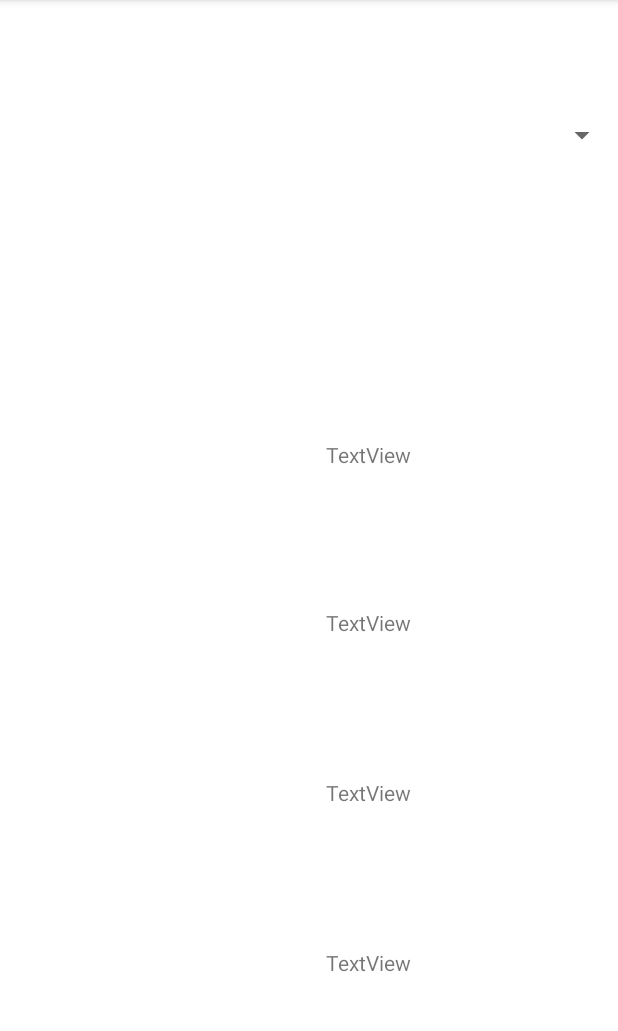
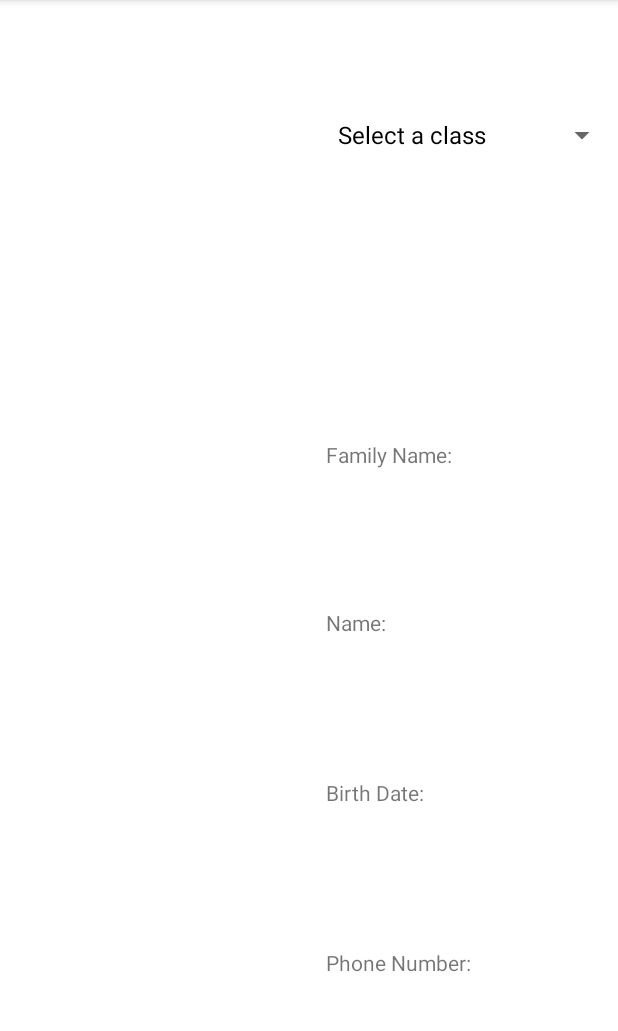
Before and after one commit to dz6646/spinerListView, an Android app: the screen it shows after launch (MainActivity), on a phone screen of 412 x 824 dp, the part 84-1115 px from its top. Run offline under Robolectric (Android 15) with nearby library versions, the phone set to English and light mode, and no system bars.

Commit message:
Updated project

```diff
--- a/app/src/main/java/com/example/spinerlistview/MainActivity.java
+++ b/app/src/main/java/com/example/spinerlistview/MainActivity.java
@@ -3,12 +3,92 @@ package com.example.spinerlistview;
 import androidx.appcompat.app.AppCompatActivity;
 
 import android.os.Bundle;
+import android.view.View;
+import android.widget.AdapterView;
+import android.widget.ArrayAdapter;
+import android.widget.ListView;
+import android.widget.Spinner;
+import android.widget.TextView;
+import android.widget.Toast;
 
-public class MainActivity extends AppCompatActivity {
+public class MainActivity extends AppCompatActivity implements AdapterView.OnItemSelectedListener, AdapterView.OnItemClickListener {
+
+    Spinner classes;
+    ListView students;
+    TextView[] texts = new TextView[4];
+    String[] kitot = {"Select a class", "11-A", "11-B", "11-C", "11-D"};
+    String[] class1 = {"a", "a", "a", "a", "a", "a", "a", "a", "a", "a"};
+    String[] class2 = {"b", "b", "b", "b", "b", "b", "b", "b", "b", "b"};
+    String[] class3 = {"c", "c", "c", "c", "c", "c", "c", "c", "c", "c"};
+    String[] class4 = {"d", "d", "d", "d", "d", "d", "d", "d", "d", "d"};
+    ArrayAdapter<String> spinner_adapter;
+    ArrayAdapter<String> chose_adapter;
 
     @Override
     protected void onCreate(Bundle savedInstanceState) {
         super.onCreate(savedInstanceState);
         setContentView(R.layout.activity_main);
+        ArrayAdapter<String> spinner_adapter = new ArrayAdapter<String>(this,
+                androidx.appcompat.R.layout.support_simple_spinner_dropdown_item, kitot);
+
+        initAll();
+        classes.setAdapter(spinner_adapter);
+        classes.setOnItemSelectedListener(this);
+
+    }
+
+    public void initAll()
+    {
+        classes = findViewById(R.id.classes);
+        students = findViewById(R.id.students);
+        texts[0] = findViewById(R.id.family);
+        texts[1] = findViewById(R.id.name);
+        texts[2] = findViewById(R.id.birth);
+        texts[3] = findViewById(R.id.phone);
+    }
+
+    @Override
+    public void onItemSelected(AdapterView<?> adapterView, View view, int i, long l) {
+        Toast.makeText(this, ""+i, Toast.LENGTH_SHORT).show();
+        switch (i)
+        {
+            case 1:
+                chose_adapter = new ArrayAdapter<String>(this,
+                        androidx.appcompat.R.layout.support_simple_spinner_dropdown_item, class1);
+                students.setAdapter(chose_adapter);
+                break;
+
+            case 2:
+                chose_adapter = new ArrayAdapter<String>(this,
+                        androidx.appcompat.R.layout.support_simple_spinner_dropdown_item, class2);
+                students.setAdapter(chose_adapter);
+                break;
+            case 3:
+                chose_adapter = new ArrayAdapter<String>(this,
+                        androidx.appcompat.R.layout.support_simple_spinner_dropdown_item, class3);
+                students.setAdapter(chose_adapter);
+                break;
+
+            case 4:
+                chose_adapter = new ArrayAdapter<String>(this,
+                        androidx.appcompat.R.layout.support_simple_spinner_dropdown_item, class4);
+                students.setAdapter(chose_adapter);
+                break;
+            default:
+                //Toast.makeText()
+        }
+    }
+
+    @Override
+    public void onNothingSelected(AdapterView<?> adapterView) {
+    }
+
+    @Override
+    public void onItemClick(AdapterView<?> adapterView, View view, int i, long l) {
+        switch(i)
+        {
+            case 0:
+
+        }
     }
 }
--- a/app/src/main/res/layout/activity_main.xml
+++ b/app/src/main/res/layout/activity_main.xml
@@ -7,6 +7,7 @@
     tools:context=".MainActivity">
 
     <ListView
+        android:id="@+id/students"
         android:layout_width="0dp"
         android:layout_height="match_parent"
         android:layout_weight="40" />
@@ -23,7 +24,7 @@
         android:orientation="vertical">
 
         <Spinner
-            android:id="@+id/spinner"
+            android:id="@+id/classes"
             android:layout_width="match_parent"
             android:layout_height="0dp"
             android:layout_weight="40" />
@@ -34,11 +35,11 @@
             android:layout_weight="25" />
 
         <TextView
-            android:id="@+id/textView"
+            android:id="@+id/family"
             android:layout_width="match_parent"
             android:layout_height="0dp"
             android:layout_weight="20"
-            android:text="TextView" />
+            android:text="Family Name:" />
 
         <Space
             android:layout_width="match_parent"
@@ -46,11 +47,11 @@
             android:layout_weight="5" />
 
         <TextView
-            android:id="@+id/textView2"
+            android:id="@+id/name"
             android:layout_width="match_parent"
             android:layout_height="0dp"
             android:layout_weight="20"
-            android:text="TextView" />
+            android:text="Name: " />
 
         <Space
             android:layout_width="match_parent"
@@ -58,11 +59,11 @@
             android:layout_weight="5" />
 
         <TextView
-            android:id="@+id/textView3"
+            android:id="@+id/birth"
             android:layout_width="match_parent"
             android:layout_height="0dp"
             android:layout_weight="20"
-            android:text="TextView" />
+            android:text="Birth Date: " />
 
         <Space
             android:layout_width="match_parent"
@@ -70,11 +71,11 @@
             android:layout_weight="5" />
 
         <TextView
-            android:id="@+id/textView4"
+            android:id="@+id/phone"
             android:layout_width="match_parent"
             android:layout_height="0dp"
             android:layout_weight="20"
-            android:text="TextView" />
+            android:text="Phone Number:" />
 
         <Space
             android:layout_width="match_parent"
```
